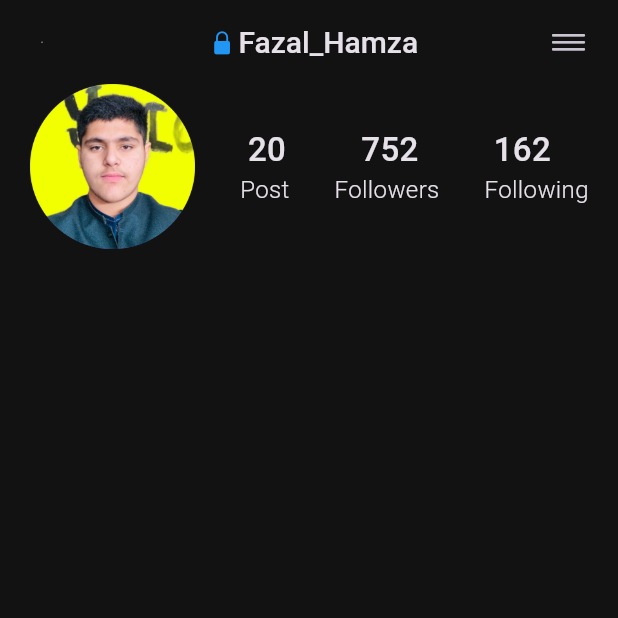
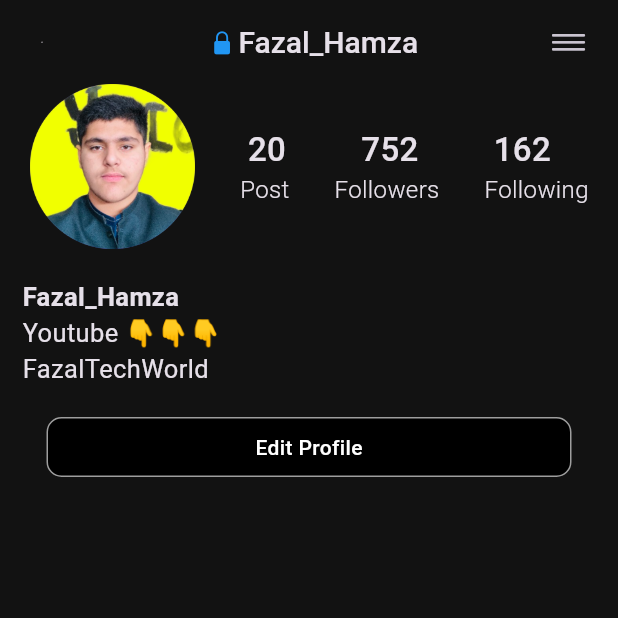
Before and after one commit to FazalHamzaKhan12/InstagramClone, a Flutter app: the Profilescreen screen opened directly, on a phone screen of 412 x 824 dp, the top half of it. Run offline on Flutter 3.47's test engine with Material 3 defaults, Android fonts, the phone set to English and light mode, and no system bars.

Commit message:
Profile Screen Process
Making the Edit Profile

```diff
--- a/lib/Screen/MianPage/ProfileScr/profilescreen.dart
+++ b/lib/Screen/MianPage/ProfileScr/profilescreen.dart
@@ -45,8 +45,7 @@ class Profilescreen extends StatelessWidget {
             )
           ],
         ),
-      body: Column(
-        children: [
+        body: Column(crossAxisAlignment: CrossAxisAlignment.start, children: [
           Row(
             mainAxisAlignment: MainAxisAlignment.start,
             children: [
@@ -61,29 +60,123 @@ class Profilescreen extends StatelessWidget {
                 children: [
                   Row(
                     children: [
-                      SizedBox(width: 10,),
-                      Text("20", style: TextStyle(fontWeight: FontWeight.w500, fontSize: 22),),
-                      SizedBox(width: 50,),
-                      Text("752", style: TextStyle(fontWeight: FontWeight.w500, fontSize: 22),),
-                      SizedBox(width: 50,),
-                      Text("162", style: TextStyle(fontWeight: FontWeight.w500, fontSize: 22),),
+                      SizedBox(
+                        width: 10,
+                      ),
+                      Text(
+                        "20",
+                        style: TextStyle(
+                            fontWeight: FontWeight.w500, fontSize: 22),
+                      ),
+                      SizedBox(
+                        width: 50,
+                      ),
+                      Text(
+                        "752",
+                        style: TextStyle(
+                            fontWeight: FontWeight.w500, fontSize: 22),
+                      ),
+                      SizedBox(
+                        width: 50,
+                      ),
+                      Text(
+                        "162",
+                        style: TextStyle(
+                            fontWeight: FontWeight.w500, fontSize: 22),
+                      ),
                     ],
                   ),
                   Row(
                     children: [
-                    SizedBox(width: 30,),
-                    Text("Post", style: TextStyle(fontWeight: FontWeight.w300, fontSize: 16),),
-                    SizedBox(width: 30,),
-                    Text("Followers", style: TextStyle(fontWeight: FontWeight.w300, fontSize: 16),),
-                    SizedBox(width: 30,),
-                    Text("Following", style: TextStyle(fontWeight: FontWeight.w300, fontSize: 16),),
-                  ],)
+                      SizedBox(
+                        width: 30,
+                      ),
+                      Text(
+                        "Post",
+                        style: TextStyle(
+                            fontWeight: FontWeight.w300, fontSize: 16),
+                      ),
+                      SizedBox(
+                        width: 30,
+                      ),
+                      Text(
+                        "Followers",
+                        style: TextStyle(
+                            fontWeight: FontWeight.w300, fontSize: 16),
+                      ),
+                      SizedBox(
+                        width: 30,
+                      ),
+                      Text(
+                        "Following",
+                        style: TextStyle(
+                            fontWeight: FontWeight.w300, fontSize: 16),
+                      ),
+                    ],
+                  )
                 ],
               ),
             ],
           ),
+          SizedBox(
+            height: 20,
+          ),
+          Row(
+            children: [
+              SizedBox(
+                width: 15,
+              ),
+              Text(
+                'Fazal_Hamza',
+                style: TextStyle(fontSize: 17, fontWeight: FontWeight.w600),
+              ),
             ],
           ),
-    );
+          Row(
+            children: [
+              SizedBox(
+                width: 15,
+              ),
+              Text(
+                'Youtube 👇👇👇',
+                style: TextStyle(fontSize: 17, fontWeight: FontWeight.w400),
+              ),
+            ],
+          ),
+          Row(
+            children: [
+              SizedBox(
+                width: 15,
+              ),
+              Text(
+                'FazalTechWorld',
+                style: TextStyle(fontSize: 17, fontWeight: FontWeight.w400),
+              ),
+            ],
+          ),
+          SizedBox(
+            height: 20,
+          ),
+          Center(
+              child: Container(
+            height: 40,
+            width: 350,
+            decoration: BoxDecoration(
+              border: Border.all(
+                  color: Colors.grey, // Border color
+                  width: 1.0,
+              ),
+              color: Colors.black, // Move color inside BoxDecoration
+              borderRadius:
+                  BorderRadius.circular(10), // Correct usage of borderRadius
+            ),
+            child: Center(
+              child: Text(
+                'Edit Profile',
+                style: TextStyle(color: Colors.white, fontWeight: FontWeight.w500, fontSize: 14), // Optional text styling
+              ),
+            ),
+          ))
+        ]));
   }
 }
```
Lines whose indentation alone changed are shown as unchanged.
